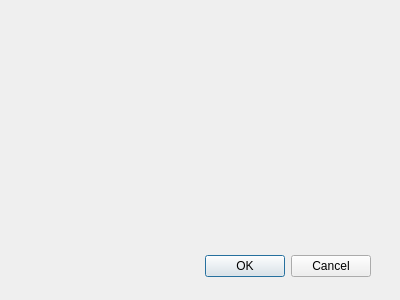
Before: the Qt Designer form POO---DB-Engine/CLIENT/AuthentificationWindow.ui in stefanungureanu04/POO---DB-Engine, drawn with Qt 5.
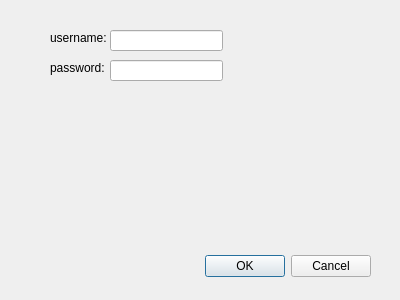
After: the same form once the commit is applied.

Patch:
```diff
--- a/POO---DB-Engine/CLIENT/AuthentificationWindow.ui
+++ b/POO---DB-Engine/CLIENT/AuthentificationWindow.ui
@@ -60,6 +60,55 @@
     </item>
    </layout>
   </widget>
+  <widget class="QLabel" name="label">
+   <property name="geometry">
+    <rect>
+     <x>50</x>
+     <y>30</y>
+     <width>61</width>
+     <height>16</height>
+    </rect>
+   </property>
+   <property name="text">
+    <string>username: </string>
+   </property>
+  </widget>
+  <widget class="QLabel" name="label_2">
+   <property name="geometry">
+    <rect>
+     <x>50</x>
+     <y>60</y>
+     <width>61</width>
+     <height>16</height>
+    </rect>
+   </property>
+   <property name="text">
+    <string>password:</string>
+   </property>
+  </widget>
+  <widget class="QLineEdit" name="usernameEdit">
+   <property name="geometry">
+    <rect>
+     <x>110</x>
+     <y>30</y>
+     <width>113</width>
+     <height>21</height>
+    </rect>
+   </property>
+  </widget>
+  <widget class="QLineEdit" name="passwordEdit">
+   <property name="geometry">
+    <rect>
+     <x>110</x>
+     <y>60</y>
+     <width>113</width>
+     <height>21</height>
+    </rect>
+   </property>
+   <property name="echoMode">
+    <enum>QLineEdit::EchoMode::Password</enum>
+   </property>
+  </widget>
  </widget>
  <pixmapfunction></pixmapfunction>
  <resources/>
```
Left out of the diff: 15 changed lines with no effect on the pictures.
